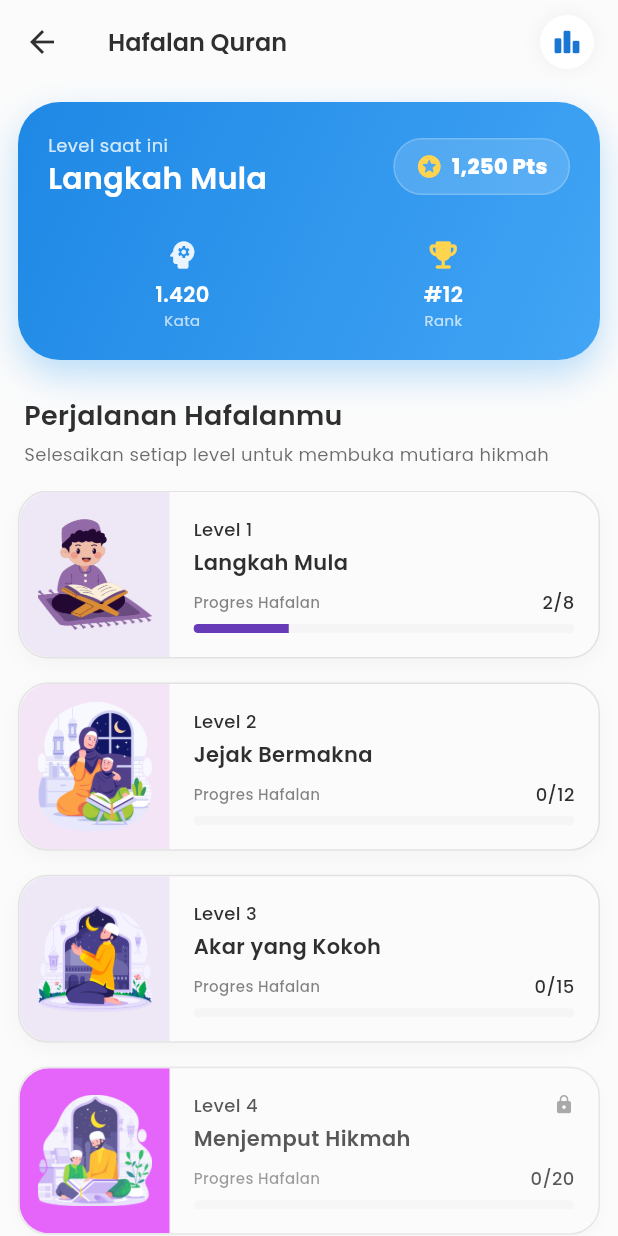
After one commit to renaldinurmazid/Assyfa-Quran, a Flutter app: the MorizeQuranScreen screen opened directly, on a phone screen of 412 x 824 dp. The commit adds this screen. Run offline on Flutter 3.47's test engine with Material 3 defaults, Android fonts, the phone set to English and light mode, and no system bars; drawn by our look-alikes of toastification; our stand-ins replace app_links, audioplayers, cached_network_image, connectivity_plus, dio, firebase_auth and 21 more; missing offline and left inert: play_install_referrer; accounts and stored records are empty; network calls fail; project files that could hold a hidden picture were left out.

Commit message:
feat: implement Quran memorization progress screen and add supporting assets

```diff
--- a/lib/screen/home_screen.dart
+++ b/lib/screen/home_screen.dart
@@ -1901,7 +1901,11 @@ Widget _buildListDoa(BuildContext context, HomeScreenController controller) {
                                 InkWell(
                                   onTap: () {
                                     if (AuthController.to.isLogin.value) {
-                                      controller.toggleAmen(prayer.id!);
+                                      if (prayer.isAmened == false) {
+                                        controller.toggleAmen(prayer.id!);
+                                      } else {
+                                        return;
+                                      }
                                     } else {
                                       Get.dialog(
                                         const HomeScreen().buildLoginDialog(
--- /dev/null
+++ b/lib/screen/memorize_quran/morize_quran_screen.dart
@@ -0,0 +1,397 @@
+import 'package:flutter/material.dart';
+
+import 'package:get/get_utils/src/extensions/context_extensions.dart';
+import 'package:quran_app/theme/font.dart';
+
+class MorizeQuranScreen extends StatelessWidget {
+  const MorizeQuranScreen({super.key});
+
+  @override
+  Widget build(BuildContext context) {
+    final colorScheme = context.theme.colorScheme;
+    final isDark = context.isDarkMode;
+
+    return Scaffold(
+      backgroundColor: colorScheme.surface,
+      appBar: AppBar(
+        title: Text("Hafalan Quran", style: pSemiBold16),
+        backgroundColor: Colors.transparent,
+        centerTitle: false,
+        elevation: 0,
+        actions: [
+          IconButton(
+            onPressed: () {},
+            icon: Container(
+              padding: const EdgeInsets.all(8),
+              decoration: BoxDecoration(
+                color: isDark
+                    ? colorScheme.surfaceContainerHighest
+                    : Colors.white,
+                shape: BoxShape.circle,
+                boxShadow: isDark
+                    ? null
+                    : [
+                        BoxShadow(
+                          color: Colors.black.withValues(alpha: 0.05),
+                          blurRadius: 10,
+                        ),
+                      ],
+              ),
+              child: Icon(
+                Icons.leaderboard_rounded,
+                color: Colors.blue[700],
+                size: 20,
+              ),
+            ),
+          ),
+          const SizedBox(width: 8),
+        ],
+      ),
+      body: SafeArea(
+        child: Column(
+          crossAxisAlignment: CrossAxisAlignment.start,
+          children: [
+            Padding(
+              padding: const EdgeInsets.all(12),
+              child: Container(
+                padding: const EdgeInsets.all(20),
+                decoration: BoxDecoration(
+                  gradient: LinearGradient(
+                    colors: [
+                      isDark
+                          ? const Color(0xFF1A237E)
+                          : const Color(0xFF1E88E5),
+                      isDark
+                          ? const Color(0xFF0D47A1)
+                          : const Color(0xFF42A5F5),
+                    ],
+                    begin: Alignment.topLeft,
+                    end: Alignment.bottomRight,
+                  ),
+                  borderRadius: BorderRadius.circular(28),
+                  boxShadow: [
+                    BoxShadow(
+                      color: Colors.blue.withValues(alpha: isDark ? 0.5 : 0.3),
+                      blurRadius: 20,
+                      offset: const Offset(0, 10),
+                    ),
+                  ],
+                ),
+                child: Column(
+                  children: [
+                    Row(
+                      mainAxisAlignment: MainAxisAlignment.spaceBetween,
+                      children: [
+                        Column(
+                          crossAxisAlignment: CrossAxisAlignment.start,
+                          children: [
+                            Text(
+                              "Level saat ini",
+                              style: pRegular12.copyWith(
+                                color: Colors.white.withValues(alpha: 0.8),
+                              ),
+                            ),
+                            Text(
+                              "Langkah Mula",
+                              style: pSemiBold20.copyWith(color: Colors.white),
+                            ),
+                          ],
+                        ),
+                        Container(
+                          padding: const EdgeInsets.symmetric(
+                            horizontal: 14,
+                            vertical: 8,
+                          ),
+                          decoration: BoxDecoration(
+                            color: Colors.white.withValues(alpha: 0.15),
+                            borderRadius: BorderRadius.circular(20),
+                            border: Border.all(
+                              color: Colors.white.withValues(alpha: 0.2),
+                            ),
+                          ),
+                          child: Row(
+                            children: [
+                              Icon(
+                                Icons.stars_rounded,
+                                color: Colors.amber[300],
+                                size: 18,
+                              ),
+                              const SizedBox(width: 6),
+                              Text(
+                                "1,250 Pts",
+                                style: pBold14.copyWith(color: Colors.white),
+                              ),
+                            ],
+                          ),
+                        ),
+                      ],
+                    ),
+                    const SizedBox(height: 24),
+                    Row(
+                      mainAxisAlignment: MainAxisAlignment.spaceAround,
+                      children: [
+                        _buildStatItem(
+                          "Kata",
+                          "1.420",
+                          Icons.psychology_rounded,
+                          Colors.white.withValues(alpha: 0.9),
+                        ),
+                        // _buildStatItem(
+                        //   "Hafalan",
+                        //   "2 Surat",
+                        //   Icons.menu_book_rounded,
+                        //   Colors.white.withValues(alpha: 0.9),
+                        // ),
+                        _buildStatItem(
+                          "Rank",
+                          "#12",
+                          Icons.emoji_events_rounded,
+                          Colors.amber[300],
+                        ),
+                      ],
+                    ),
+                  ],
+                ),
+              ),
+            ),
+            const SizedBox(height: 12),
+            Padding(
+              padding: const EdgeInsets.symmetric(horizontal: 16),
+              child: Text("Perjalanan Hafalanmu", style: pSemiBold18),
+            ),
+            const SizedBox(height: 4),
+            Padding(
+              padding: const EdgeInsets.symmetric(horizontal: 16),
+              child: Text(
+                "Selesaikan setiap level untuk membuka mutiara hikmah",
+                style: pRegular12.copyWith(
+                  color: colorScheme.onSurfaceVariant.withValues(alpha: 0.7),
+                ),
+              ),
+            ),
+            const SizedBox(height: 16),
+            Expanded(
+              child: ListView(
+                padding: const EdgeInsets.symmetric(horizontal: 12),
+                children: [
+                  _buildLevelCard(
+                    context,
+                    level: "Level 1",
+                    title: "Langkah Mula",
+                    description: "Awali perjalananmu dengan niat yang tulus.",
+                    imagePath: 'assets/images/png/step-1.png',
+                    progress: "2/8",
+                    progressPercent: 0.25,
+                    color: isDark
+                        ? Colors.deepPurple.withValues(alpha: 0.2)
+                        : Colors.deepPurple.shade50,
+                    progressColor: Colors.deepPurple,
+                  ),
+                  _buildLevelCard(
+                    context,
+                    level: "Level 2",
+                    title: "Jejak Bermakna",
+                    description: "Setiap langkah kecil membawamu lebih dekat.",
+                    imagePath: 'assets/images/png/step-2.png',
+                    progress: "0/12",
+                    progressPercent: 0.0,
+                    color: isDark
+                        ? Colors.purple.withValues(alpha: 0.2)
+                        : Colors.purple.shade50,
+                    progressColor: Colors.purple,
+                  ),
+                  _buildLevelCard(
+                    context,
+                    level: "Level 3",
+                    title: "Akar yang Kokoh",
+                    description: "Kuatkan hafalanmu dengan akar yang dalam.",
+                    imagePath: 'assets/images/png/step-3.png',
+                    progress: "0/15",
+                    progressPercent: 0.0,
+                    color: isDark
+                        ? Colors.deepPurple.withValues(alpha: 0.2)
+                        : Colors.deepPurple.shade50,
+                    progressColor: Colors.deepPurple,
+                  ),
+                  _buildLevelCard(
+                    context,
+                    level: "Level 4",
+                    title: "Menjemput Hikmah",
+                    description: "Temukan butir-butir hikmah di setiap ayat.",
+                    imagePath: 'assets/images/png/step-4.png',
+                    progress: "0/20",
+                    progressPercent: 0.0,
+                    isLocked: true,
+                    color: isDark
+                        ? Colors.purpleAccent.withValues(alpha: 0.2)
+                        : Colors.purpleAccent,
+                    progressColor: Colors.purpleAccent,
+                  ),
+                  _buildLevelCard(
+                    context,
+                    level: "Level 5",
+                    title: "Puncak Kedekatan",
+                    description:
+                        "Rasanya sejuk di puncak kebersamaan dengan-Nya.",
+                    imagePath: 'assets/images/png/step-5.png',
+                    progress: "0/30",
+                    progressPercent: 0.0,
+                    isLocked: true,
+                    color: isDark
+                        ? Colors.deepPurple.withValues(alpha: 0.2)
+                        : Colors.deepPurple.shade50,
+                    progressColor: Colors.deepPurple,
+                  ),
+                  const SizedBox(height: 24),
+                ],
+              ),
+            ),
+          ],
+        ),
+      ),
+    );
+  }
+
+  Widget _buildStatItem(
+    String label,
+    String value,
+    IconData icon,
+    Color? iconColor,
+  ) {
+    return Column(
+      children: [
+        Icon(icon, color: iconColor ?? Colors.white, size: 24),
+        const SizedBox(height: 4),
+        Text(value, style: pSemiBold14.copyWith(color: Colors.white)),
+        Text(
+          label,
+          style: pRegular10.copyWith(
+            color: Colors.white.withValues(alpha: 0.7),
+          ),
+        ),
+      ],
+    );
+  }
+
+  Widget _buildLevelCard(
+    BuildContext context, {
+    required String level,
+    required String title,
+    required String description,
+    required String imagePath,
+    required String progress,
+    required double progressPercent,
+    required Color color,
+    required Color progressColor,
+    bool isLocked = false,
+  }) {
+    final colorScheme = context.theme.colorScheme;
+    final isDark = context.isDarkMode;
+
+    return Opacity(
+      opacity: isLocked ? 0.8 : 1.0,
+      child: Container(
+        margin: const EdgeInsets.only(bottom: 16),
+        decoration: BoxDecoration(
+          color: colorScheme.surface,
+          borderRadius: BorderRadius.circular(20),
+          border: Border.all(
+            color: colorScheme.outlineVariant.withValues(alpha: 0.1),
+          ),
+          boxShadow: [
+            BoxShadow(
+              color: Colors.black.withValues(alpha: isDark ? 0.2 : 0.03),
+              blurRadius: 10,
+              offset: const Offset(0, 4),
+            ),
+          ],
+        ),
+        child: ClipRRect(
+          borderRadius: BorderRadius.circular(20),
+          child: IntrinsicHeight(
+            child: Row(
+              children: [
+                Container(
+                  width: 100,
+                  color: color,
+                  child: Center(
+                    child: Padding(
+                      padding: const EdgeInsets.all(12),
+                      child: Image.asset(imagePath, fit: BoxFit.contain),
+                    ),
+                  ),
+                ),
+                Expanded(
+                  child: Padding(
+                    padding: const EdgeInsets.all(16),
+                    child: Column(
+                      crossAxisAlignment: CrossAxisAlignment.start,
+                      children: [
+                        Row(
+                          mainAxisAlignment: MainAxisAlignment.spaceBetween,
+                          children: [
+                            Text(
+                              level,
+                              style: pMedium12.copyWith(
+                                color: colorScheme.onSurfaceVariant,
+                              ),
+                            ),
+                            if (isLocked)
+                              Icon(
+                                Icons.lock_rounded,
+                                size: 14,
+                                color: colorScheme.onSurfaceVariant.withValues(
+                                  alpha: 0.5,
+                                ),
+                              ),
+                          ],
+                        ),
+                        const SizedBox(height: 4),
+                        Text(title, style: pSemiBold14),
+                        const SizedBox(height: 8),
+                        Column(
+                          crossAxisAlignment: CrossAxisAlignment.start,
+                          children: [
+                            Row(
+                              mainAxisAlignment: MainAxisAlignment.spaceBetween,
+                              children: [
+                                Text(
+                                  "Progres Hafalan",
+                                  style: pMedium10.copyWith(
+                                    color: colorScheme.onSurfaceVariant
+                                        .withValues(alpha: 0.6),
+                                  ),
+                                ),
+                                Text(progress, style: pMedium12),
+                              ],
+                            ),
+                            const SizedBox(height: 6),
+                            ClipRRect(
+                              borderRadius: BorderRadius.circular(4),
+                              child: LinearProgressIndicator(
+                                value: progressPercent,
+                                backgroundColor: isDark
+                                    ? colorScheme.surfaceContainerHighest
+                                    : Colors.grey[100],
+                                color: isLocked
+                                    ? colorScheme.onSurfaceVariant.withValues(
+                                        alpha: 0.3,
+                                      )
+                                    : progressColor,
+                                minHeight: 6,
+                              ),
+                            ),
+                          ],
+                        ),
+                      ],
+                    ),
+                  ),
+                ),
+              ],
+            ),
+          ),
+        ),
+      ),
+    );
+  }
+}
```
Also changed, not shown: lib/controller/quran/quran_page_screen_controller.dart (+164 -46 lines), lib/controller/quran/tilawah_controller.dart (+13 -19 lines), lib/screen/quran_view/quran_page_screen.dart (+9 -7 lines), assets/images/png/step-1.png (added), assets/images/png/step-2.png (added), assets/images/png/step-3.png (added), assets/images/png/step-4.png (added), assets/images/png/step-5.png (added), 1 other file.
